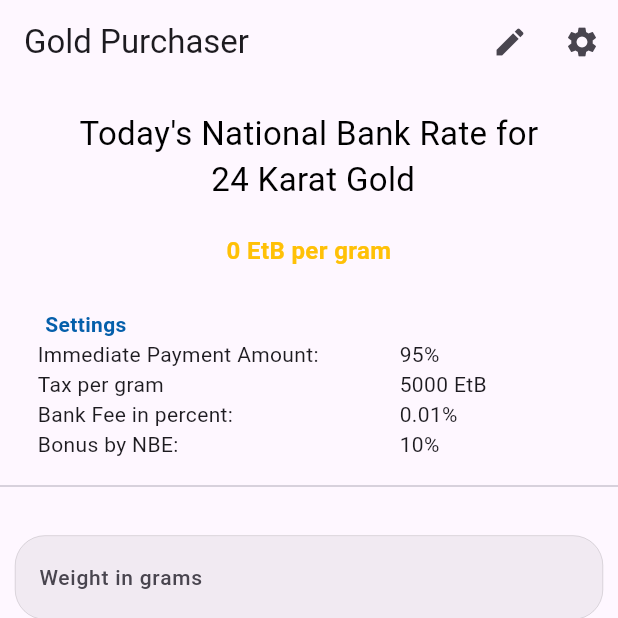
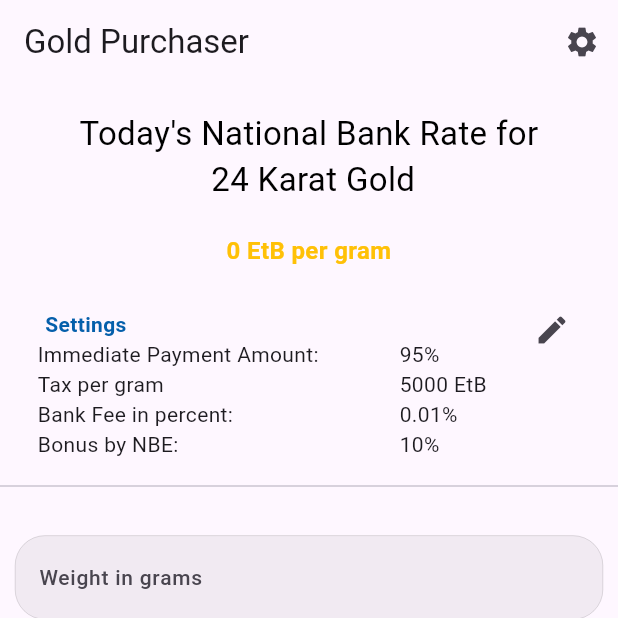
Before and after one commit to samuael/nbe, a Flutter app: the screen it shows after launch, on a phone screen of 412 x 824 dp, the top half of it. Run offline on Flutter 3.47's test engine with Material 3 defaults, Android fonts, the phone set to English and light mode, and no system bars; our stand-ins replace flutter_spinkit, font_awesome_flutter, shared_preferences, sqflite; accounts and stored records are empty; network calls fail.

Commit message:
Implement Settings screen

```diff
--- a/lib/screens/calculator.dart
+++ b/lib/screens/calculator.dart
@@ -150,7 +150,6 @@ class _CalculatorScreenState extends State<CalculatorScreen> {
       appBar: AppBar(
         title: const Text('Gold Purchaser'),
         actions: [
-          IconButton(onPressed: () {}, icon: const Icon(Icons.edit)),
           IconButton(onPressed: () {}, icon: const Icon(Icons.settings)),
         ],
       ),
@@ -186,9 +185,11 @@ class _CalculatorScreenState extends State<CalculatorScreen> {
                 ],
               ),
             ),
-            const Padding(
-              padding: EdgeInsets.symmetric(horizontal: 20.0),
-              child: TitledContainer(
+            Padding(
+              padding: const EdgeInsets.symmetric(horizontal: 20.0),
+              child: Stack(
+                children: [
+                  const TitledContainer(
                     "Settings",
                     [
                       Row(children: [
@@ -229,6 +230,18 @@ class _CalculatorScreenState extends State<CalculatorScreen> {
                           Expanded(flex: 1, child: Text('10%'))
                         ],
                       )
+                    ],
+                  ),
+                  Positioned(
+                      right: 0,
+                      top: 0,
+                      child: IconButton(
+                        onPressed: () {
+                          Navigator.of(context).push(MaterialPageRoute(
+                              builder: (ctx) => const SettingsScreen()));
+                        },
+                        icon: const Icon(Icons.edit),
+                      ))
                 ],
               ),
             ),
--- a/lib/screens/screens.dart
+++ b/lib/screens/screens.dart
@@ -1,3 +1,4 @@
 export 'report_screen.dart';
 export 'calculator.dart';
 export "calculation_details.dart";
+export 'settings.dart';
```
Also changed, not shown: lib/screens/settings.dart (added, +44 -0 lines), 1 other file. Lines whose indentation alone changed are shown as unchanged.
